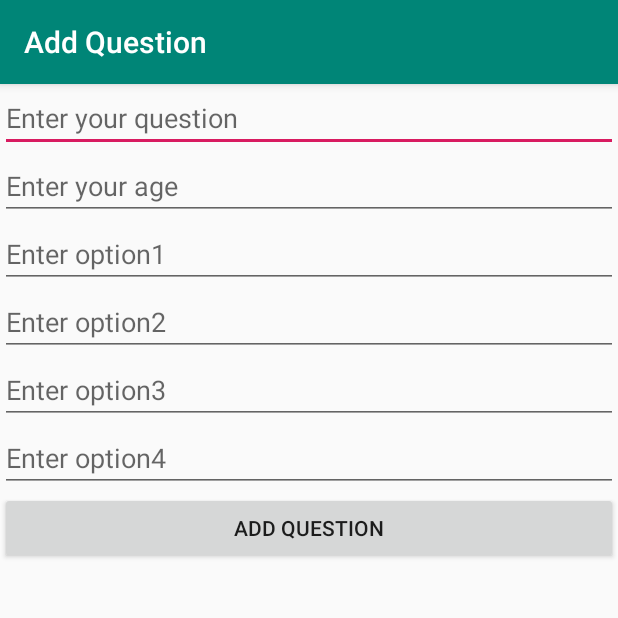
After one commit to VrajGohil/QuizApp, an Android app: the AddQuestion screen opened directly, with no data from a screen before it, on a phone screen of 412 x 824 dp, the top half of it. The commit adds this screen. Run offline under Robolectric (Android 15) with nearby library versions, the phone set to English and light mode, and no system bars; libraries missing offline, so code that uses them is left out: io.realm; 2 statements that could not run were skipped.

Commit message:
Added option to add questions.

```diff
--- a/app/src/main/AndroidManifest.xml
+++ b/app/src/main/AndroidManifest.xml
@@ -21,7 +21,10 @@
             android:label="Score" />
         <activity
             android:name=".PlayActivity"
-            android:label="Play"></activity>
+            android:label="Play" />
+        <activity
+            android:name=".AddQuestion"
+            android:label="Add Question"></activity>
     </application>
 
 </manifest>
--- /dev/null
+++ b/app/src/main/java/io/github/vrajgohil/quizapp/AddQuestion.java
@@ -0,0 +1,48 @@
+package io.github.vrajgohil.quizapp;
+
+import android.support.annotation.Nullable;
+import android.support.v7.app.AppCompatActivity;
+import android.os.Bundle;
+import android.view.View;
+import android.widget.EditText;
+
+import io.realm.Realm;
+
+public class AddQuestion extends AppCompatActivity {
+
+    EditText question,option1,option2,option3,option4,ans;
+    Realm realm;
+    @Override
+    public void onCreate(@Nullable Bundle savedInstanceState) {
+        super.onCreate(savedInstanceState);
+        setContentView(R.layout.activity_add_question);
+        question = (EditText)findViewById(R.id.addquestion);
+        ans = (EditText)findViewById(R.id.addanswer);
+        option1= (EditText)findViewById(R.id.addoption1);
+        option2= (EditText)findViewById(R.id.addoption2);
+        option3= (EditText)findViewById(R.id.addoption3);
+        option4= (EditText)findViewById(R.id.addoption4);
+
+        Realm.init(this);    //initialize to access database for this activity
+        realm = Realm.getDefaultInstance();   //create a object for read and write database
+
+        findViewById(R.id.addbtn).setOnClickListener(new View.OnClickListener() {
+            @Override
+            public void onClick(View v) {
+                realm.beginTransaction();  //open the database
+                //database operation
+                Questions obj = realm.createObject(Questions.class);
+
+                obj.setQuestion(question.getText().toString());
+                obj.setAnswer(Integer.parseInt(ans.getText().toString()));
+                obj.setOption1(option1.getText().toString());
+                obj.setOption2(option2.getText().toString());
+                obj.setOption3(option3.getText().toString());
+                obj.setOption4(option4.getText().toString());
+                   //inserted all data to database
+                realm.commitTransaction(); //close the database
+                finish();
+            }
+        });
+    }
+}
--- /dev/null
+++ b/app/src/main/res/layout/activity_add_question.xml
@@ -0,0 +1,60 @@
+<?xml version="1.0" encoding="utf-8"?>
+<LinearLayout xmlns:android="http://schemas.android.com/apk/res/android"
+    android:orientation="vertical" android:layout_width="match_parent"
+    android:layout_height="match_parent">
+
+    <EditText
+        android:id="@+id/addquestion"
+        android:layout_width="match_parent"
+        android:layout_height="wrap_content"
+        android:ems="10"
+        android:hint="Enter your question"
+        android:inputType="text|textAutoComplete" />
+
+    <EditText
+        android:id="@+id/addanswer"
+        android:layout_width="match_parent"
+        android:layout_height="wrap_content"
+        android:ems="10"
+        android:hint="Enter your age"
+        android:inputType="number" />
+
+    <EditText
+        android:id="@+id/addoption1"
+        android:layout_width="match_parent"
+        android:layout_height="wrap_content"
+        android:ems="10"
+        android:hint="Enter option1"
+        android:inputType="text|textAutoCorrect|textAutoComplete" />
+
+    <EditText
+        android:id="@+id/addoption2"
+        android:layout_width="match_parent"
+        android:layout_height="wrap_content"
+        android:ems="10"
+        android:hint="Enter option2"
+        android:inputType="text|textAutoCorrect|textAutoComplete" />
+
+    <EditText
+        android:id="@+id/addoption3"
+        android:layout_width="match_parent"
+        android:layout_height="wrap_content"
+        android:ems="10"
+        android:hint="Enter option3"
+        android:inputType="text|textAutoCorrect|textAutoComplete" />
+
+    <EditText
+        android:id="@+id/addoption4"
+        android:layout_width="match_parent"
+        android:layout_height="wrap_content"
+        android:ems="10"
+        android:hint="Enter option4"
+        android:inputType="text|textAutoCorrect|textAutoComplete" />
+
+
+    <Button
+        android:id="@+id/addbtn"
+        android:layout_width="match_parent"
+        android:layout_height="wrap_content"
+        android:text="Add Question" />
+</LinearLayout>
--- a/app/src/main/res/values/strings.xml
+++ b/app/src/main/res/values/strings.xml
@@ -5,4 +5,6 @@
     <string name="play">Play</string>
     <string name="questions">Questions</string>
     <string name="textview">textview</string>
+    <string name="button">Button</string>
+    <string name="add">Add</string>
 </resources>
```
Also changed, not shown: app/src/main/java/io/github/vrajgohil/quizapp/MainActivity.java (+8 -0 lines), app/src/main/java/io/github/vrajgohil/quizapp/PlayActivity.java (+12 -1 lines), app/src/main/java/io/github/vrajgohil/quizapp/Questions.java (+11 -0 lines), app/src/main/res/layout/activity_main.xml (+14 -0 lines).
